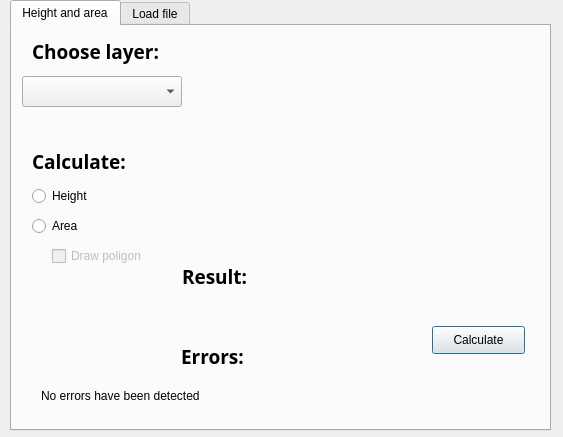
Before: the Qt Designer form PyQGIS_dialog_base.ui in 20Julia02/wtyczka, drawn with Qt 5.
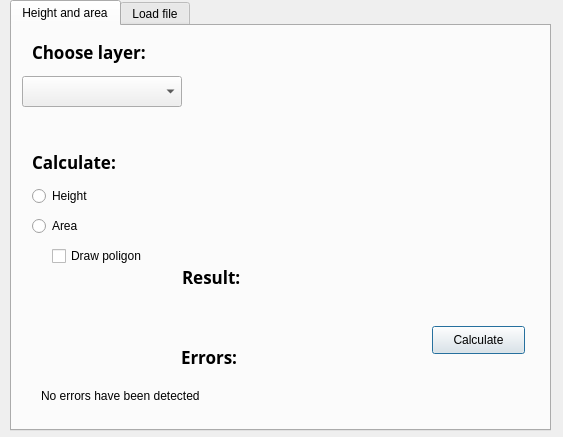
After: the same form once the commit is applied. Custom widgets are drawn as their Qt base class.

Commit message: rozmiar czcionki

Patch:
```diff
--- a/PyQGIS_dialog_base.ui
+++ b/PyQGIS_dialog_base.ui
@@ -34,14 +34,14 @@
       <rect>
        <x>20</x>
        <y>0</y>
-       <width>131</width>
+       <width>301</width>
        <height>51</height>
       </rect>
      </property>
      <property name="font">
       <font>
        <family>Arial Black</family>
-       <pointsize>14</pointsize>
+       <pointsize>13</pointsize>
        <weight>75</weight>
        <bold>true</bold>
       </font>
@@ -113,14 +113,14 @@
       <rect>
        <x>170</x>
        <y>230</y>
-       <width>81</width>
+       <width>161</width>
        <height>41</height>
       </rect>
      </property>
      <property name="font">
       <font>
        <family>Arial Black</family>
-       <pointsize>14</pointsize>
+       <pointsize>13</pointsize>
        <weight>75</weight>
        <bold>true</bold>
       </font>
@@ -134,14 +134,14 @@
       <rect>
        <x>20</x>
        <y>120</y>
-       <width>111</width>
+       <width>321</width>
        <height>31</height>
       </rect>
      </property>
      <property name="font">
       <font>
        <family>Arial Black</family>
-       <pointsize>14</pointsize>
+       <pointsize>13</pointsize>
        <weight>75</weight>
        <bold>true</bold>
       </font>
@@ -189,7 +189,7 @@
      <property name="font">
       <font>
        <family>Arial Black</family>
-       <pointsize>14</pointsize>
+       <pointsize>13</pointsize>
        <weight>75</weight>
        <bold>true</bold>
       </font>
@@ -213,7 +213,7 @@
     </widget>
     <widget class="QCheckBox" name="checkBox_poligon">
      <property name="enabled">
-      <bool>false</bool>
+      <bool>true</bool>
      </property>
      <property name="geometry">
       <rect>
```
Left out of the diff: 3 changed lines with no effect on the pictures. The commit also changes 1 other file.
